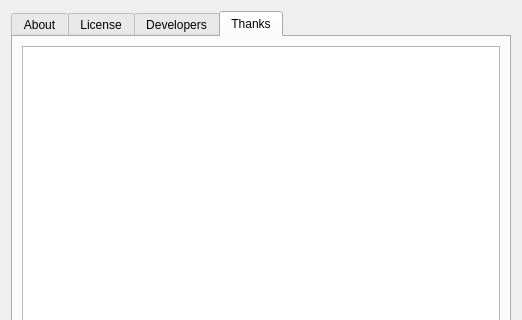
Qt form src/gui/dialogs/about/about.ui (axsapronov/QSopherim) before a commit; both pictures show x 0 to 522 and y 0 to 320 of the 522 by 509 pixel window.
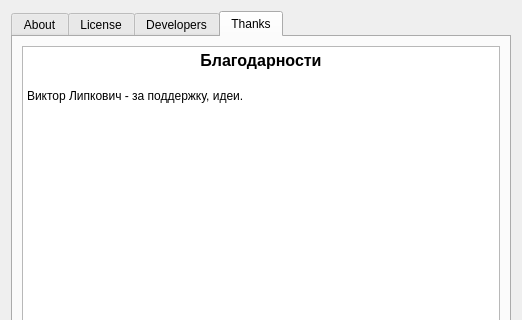
The same form after that commit. The open tabs and pages were chosen to show the change. Icons and pictures are not drawn.

```diff
--- a/src/gui/dialogs/about/about.ui
+++ b/src/gui/dialogs/about/about.ui
@@ -249,9 +249,9 @@
 &lt;table border=&quot;0&quot; style=&quot;-qt-table-type: root; margin-top:4px; margin-bottom:4px; margin-left:4px; margin-right:4px;&quot;&gt;
 &lt;tr&gt;
 &lt;td style=&quot;border: none;&quot;&gt;
-&lt;p style=&quot;-qt-paragraph-type:empty; margin-top:0px; margin-bottom:0px; margin-left:0px; margin-right:0px; -qt-block-indent:0; text-indent:0px;&quot;&gt;&lt;br /&gt;&lt;/p&gt;
-&lt;p style=&quot;-qt-paragraph-type:empty; margin-top:0px; margin-bottom:0px; margin-left:0px; margin-right:0px; -qt-block-indent:0; text-indent:0px;&quot;&gt;&lt;br /&gt;&lt;/p&gt;
-&lt;p style=&quot;-qt-paragraph-type:empty; margin-top:0px; margin-bottom:0px; margin-left:0px; margin-right:0px; -qt-block-indent:0; text-indent:0px;&quot;&gt;&lt;br /&gt;&lt;/p&gt;
+&lt;p align=&quot;center&quot; style=&quot; margin-top:0px; margin-bottom:0px; margin-left:0px; margin-right:0px; -qt-block-indent:0; text-indent:0px;&quot;&gt;&lt;span style=&quot; font-size:12pt; font-weight:600;&quot;&gt;Благодарности&lt;/span&gt;&lt;/p&gt;
+&lt;p align=&quot;center&quot; style=&quot;-qt-paragraph-type:empty; margin-top:0px; margin-bottom:0px; margin-left:0px; margin-right:0px; -qt-block-indent:0; text-indent:0px; font-size:12pt; font-weight:600;&quot;&gt;&lt;br /&gt;&lt;/p&gt;
+&lt;p style=&quot; margin-top:0px; margin-bottom:0px; margin-left:0px; margin-right:0px; -qt-block-indent:0; text-indent:0px;&quot;&gt;Виктор Липкович - за поддержку, идеи.&lt;/p&gt;
 &lt;p style=&quot;-qt-paragraph-type:empty; margin-top:0px; margin-bottom:0px; margin-left:0px; margin-right:0px; -qt-block-indent:0; text-indent:0px;&quot;&gt;&lt;br /&gt;&lt;/p&gt;
 &lt;p style=&quot;-qt-paragraph-type:empty; margin-top:0px; margin-bottom:0px; margin-left:0px; margin-right:0px; -qt-block-indent:0; text-indent:0px;&quot;&gt;&lt;br /&gt;&lt;/p&gt;&lt;/td&gt;&lt;/tr&gt;&lt;/table&gt;&lt;/body&gt;&lt;/html&gt;</string>
          </property>
```
Left out of the diff: 2 changed lines with no effect on the pictures.
